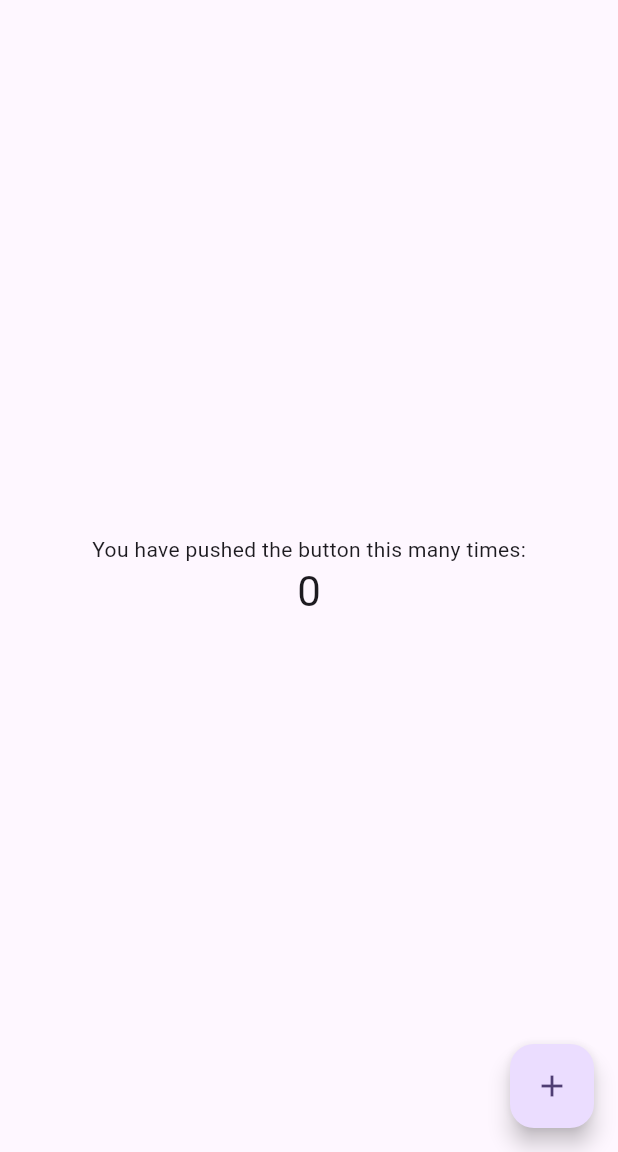
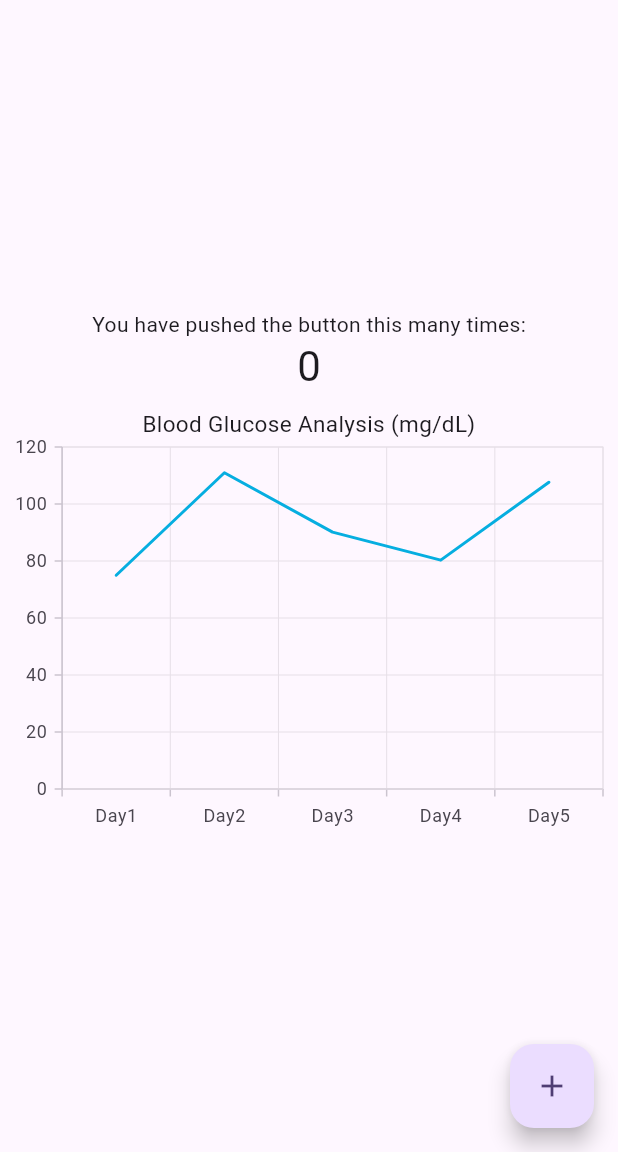
Before and after one commit to VimalanKM/Real-Time-Sensing-App---Bluetooth---Flutter, a Flutter app: the screen it shows after launch, on a phone screen of 412 x 824 dp, the part 84-1236 px from its top. Run offline on Flutter 3.47's test engine with Material 3 defaults, Android fonts, the phone set to English and light mode, and no system bars; our stand-ins replace syncfusion_flutter_charts.

Commit message:
modified:   lib/main.dart 	modified:   pubspec.lock 	modified:   pubspec.yaml

```diff
--- a/lib/main.dart
+++ b/lib/main.dart
@@ -1,4 +1,5 @@
 import 'package:flutter/material.dart';
+import 'package:syncfusion_flutter_charts/charts.dart';
 
 void main() {
   runApp(const MyApp());
@@ -112,6 +113,26 @@ class _MyHomePageState extends State<MyHomePage> {
               '$_counter',
               style: Theme.of(context).textTheme.headlineMedium,
             ),
+            SfCartesianChart(
+                          // Initialize category axis
+            primaryXAxis: CategoryAxis(),
+            title: ChartTitle(text: 'Blood Glucose Analysis (mg/dL)'),
+
+            series: <LineSeries<PatientData, String>>[
+              LineSeries<PatientData, String>(
+                // Bind data source
+                dataSource:  <PatientData>[
+                  PatientData('Day1', 75.01),
+                  PatientData('Day2', 110.97),
+                  PatientData('Day3', 90.12),
+                  PatientData('Day4', 80.3),
+                  PatientData('Day5', 107.64)
+                ],
+                xValueMapper: (PatientData data, _) => data.day,
+                yValueMapper: (PatientData data, _) => data.level
+              )
+            ]
+            ),
           ],
         ),
       ),
@@ -122,4 +143,10 @@ class _MyHomePageState extends State<MyHomePage> {
       ), // This trailing comma makes auto-formatting nicer for build methods.
     );
   }
+
 }
+class PatientData {
+  PatientData(this.day, this.level);
+  final String day;
+  final double level;
+}
--- a/pubspec.yaml
+++ b/pubspec.yaml
@@ -30,7 +30,8 @@ environment:
 dependencies:
   flutter:
     sdk: flutter
-
+  fl_chart: ^0.40.0
+  syncfusion_flutter_charts: ^20.1.55
 
   # The following adds the Cupertino Icons font to your application.
   # Use with the CupertinoIcons class for iOS style icons.
```
Also changed, not shown: pubspec.lock.
